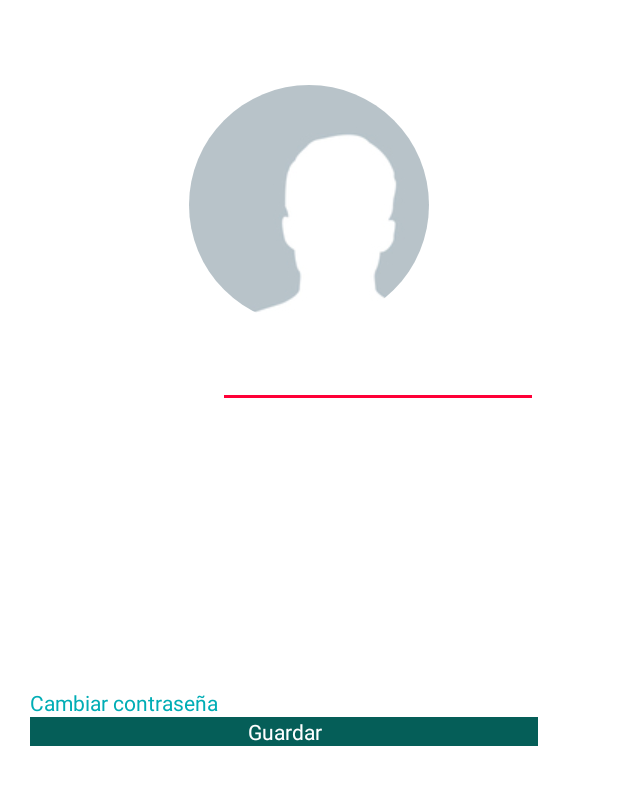
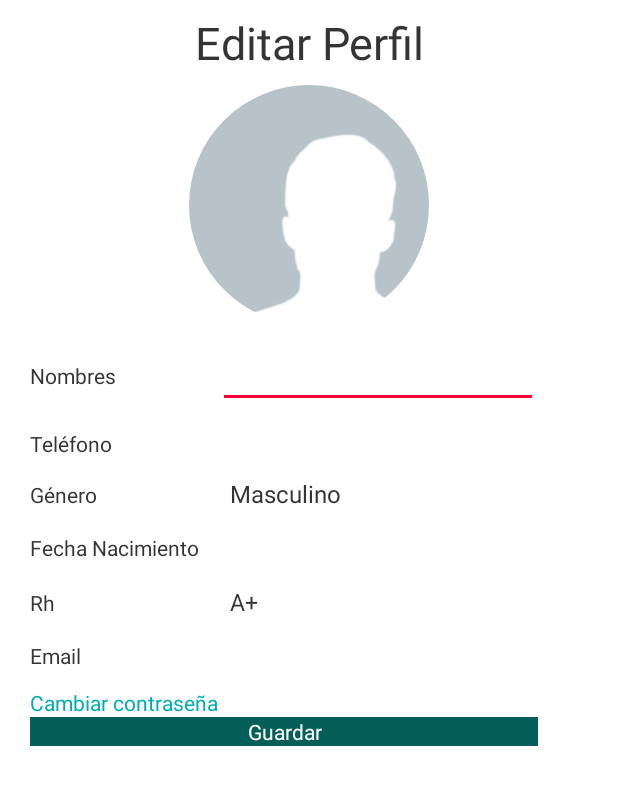
Before and after one commit to oscarivanp/Fire, an Android app: the PerfilActivity screen opened directly, with no data from a screen before it, on a phone screen of 412 x 824 dp. Shown: the top 785 px of the screen. Run offline under Robolectric (Android 15) with nearby library versions, the light colour scheme and no system bars.

Commit message:
Initial commit

```diff
--- a/app/src/main/res/values/styles.xml
+++ b/app/src/main/res/values/styles.xml
@@ -8,6 +8,7 @@
         <item name="colorAccent">@color/colorAccent</item>
         <item name="android:windowBackground">@color/windowBackground</item>
         <item name="android:buttonStyle">@style/ButtonStyle</item>
+        <item name="android:textViewStyle">@style/TextViewStyle</item>
 
     </style>
 
@@ -18,6 +19,10 @@
 
     <style name="ButtonStyle" parent="MyAppTheme">
         <item name="android:background">@color/colorButton</item>
+    </style>
+
+    <style name="TextViewStyle" parent="MyAppTheme">
+        <item name="android:textColor">@color/colorPrimary</item>
     </style>
 
     <style name="AppTheme.AppBarOverlay" parent="ThemeOverlay.AppCompat.Dark.ActionBar" />
```
